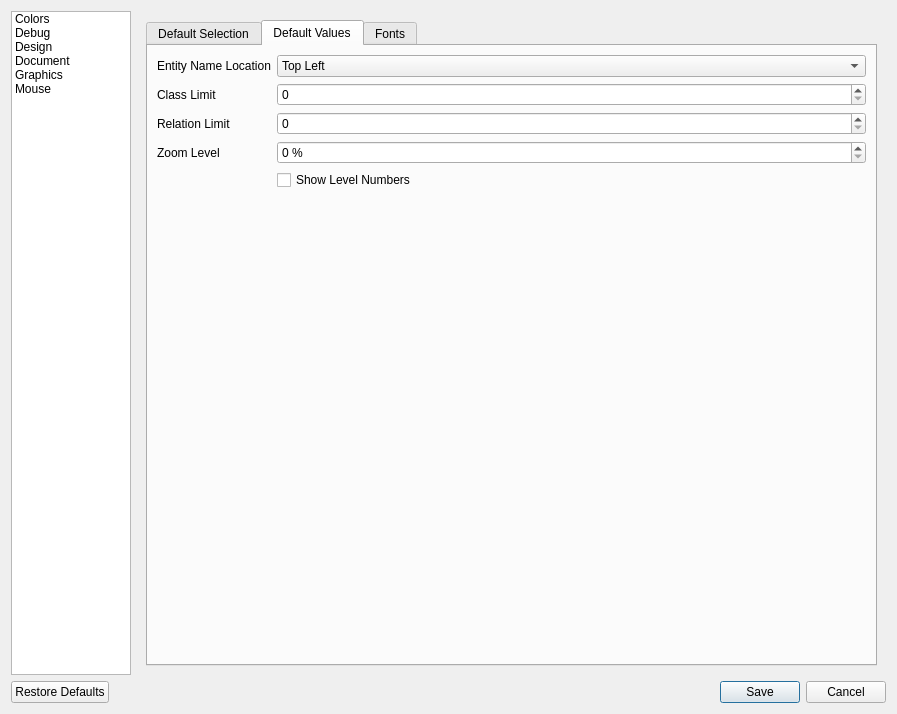
KDE/codevis, file lvtqtw/ct_lvtqtw_configurationdialog.ui: the form before one commit.
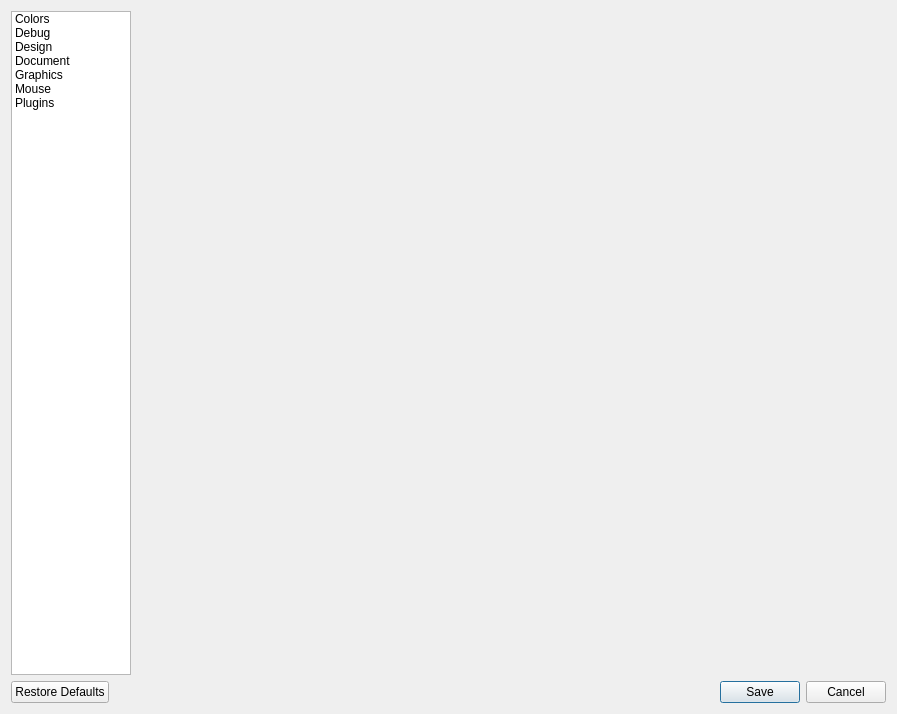
The form after the commit. The open tabs and pages were chosen to show the change. Custom widgets are drawn as their Qt base class.

Commit message:
Add plugin management UI
So that the user can enable/disable and view which plugins are installed

Diff of the .ui file:
```diff
--- a/lvtqtw/ct_lvtqtw_configurationdialog.ui
+++ b/lvtqtw/ct_lvtqtw_configurationdialog.ui
@@ -60,6 +60,11 @@
          <string>Mouse</string>
         </property>
        </item>
+       <item>
+        <property name="text">
+         <string>Plugins</string>
+        </property>
+       </item>
       </widget>
      </item>
      <item>
@@ -651,6 +656,10 @@
          </item>
         </layout>
        </widget>
+       <widget class="QWidget" name="pluginsPage">
+        <layout class="QVBoxLayout" name="pluginsPageLayout">
+        </layout>
+       </widget>
       </widget>
      </item>
     </layout>
```
Left out of the diff: 12 changed lines with no effect on the pictures. The commit also changes 4 other files.
